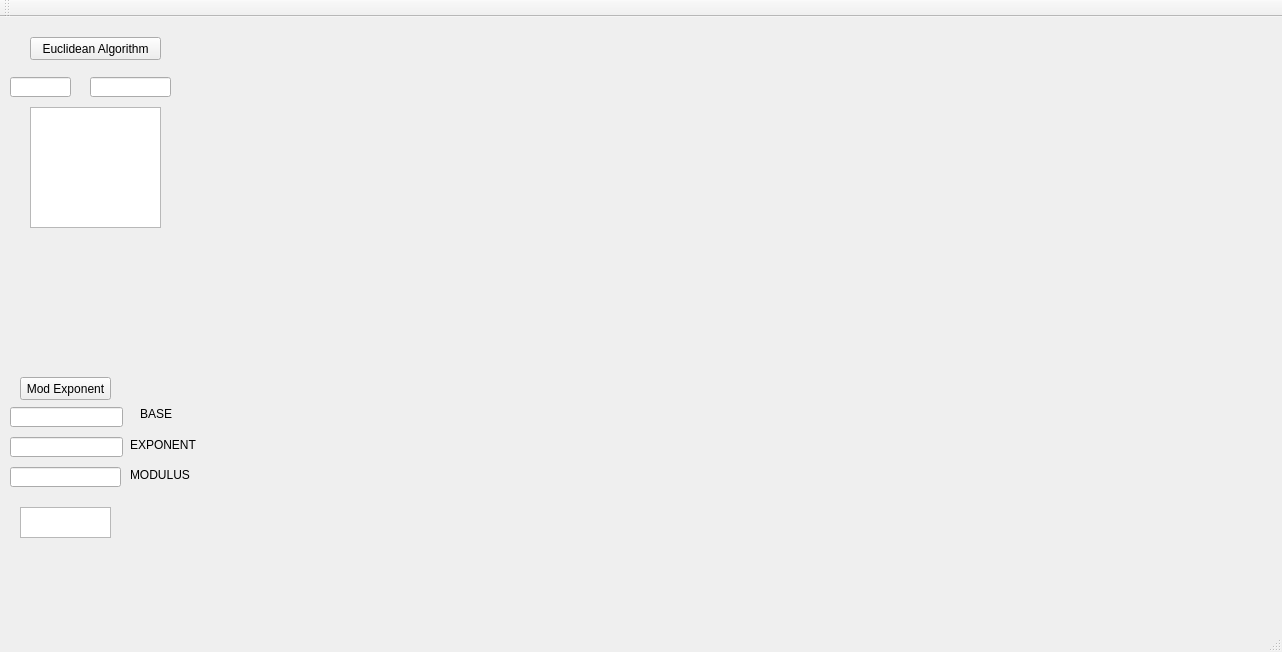
Before: the Qt Designer form mainwindow.ui in MidnightDrifter/NumTheoryGUIQT, drawn with Qt 5.
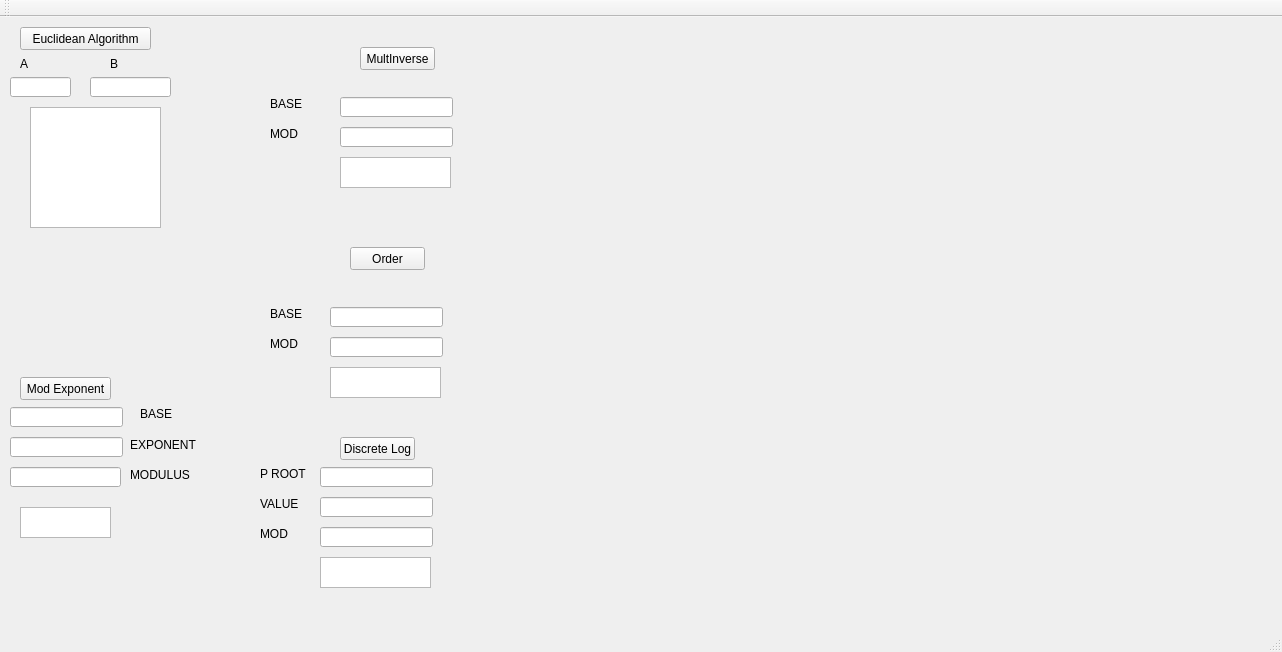
After: the same form once the commit is applied.

Commit message: Order, Discrete Log, and MultInv should be added in

```diff
--- a/mainwindow.ui
+++ b/mainwindow.ui
@@ -17,8 +17,8 @@
    <widget class="QPushButton" name="euclidAlg">
     <property name="geometry">
      <rect>
-      <x>30</x>
-      <y>20</y>
+      <x>20</x>
+      <y>10</y>
       <width>131</width>
       <height>23</height>
      </rect>
@@ -149,6 +149,262 @@
      </rect>
     </property>
    </widget>
+   <widget class="QPushButton" name="MultInverse">
+    <property name="geometry">
+     <rect>
+      <x>360</x>
+      <y>30</y>
+      <width>75</width>
+      <height>23</height>
+     </rect>
+    </property>
+    <property name="text">
+     <string>MultInverse</string>
+    </property>
+   </widget>
+   <widget class="QLineEdit" name="mInvBase">
+    <property name="geometry">
+     <rect>
+      <x>340</x>
+      <y>80</y>
+      <width>113</width>
+      <height>20</height>
+     </rect>
+    </property>
+   </widget>
+   <widget class="QLineEdit" name="mInvMod">
+    <property name="geometry">
+     <rect>
+      <x>340</x>
+      <y>110</y>
+      <width>113</width>
+      <height>20</height>
+     </rect>
+    </property>
+   </widget>
+   <widget class="QTextBrowser" name="mInvOut">
+    <property name="geometry">
+     <rect>
+      <x>340</x>
+      <y>140</y>
+      <width>111</width>
+      <height>31</height>
+     </rect>
+    </property>
+   </widget>
+   <widget class="QLabel" name="mInvBaseLabel">
+    <property name="geometry">
+     <rect>
+      <x>270</x>
+      <y>80</y>
+      <width>47</width>
+      <height>13</height>
+     </rect>
+    </property>
+    <property name="text">
+     <string>BASE</string>
+    </property>
+   </widget>
+   <widget class="QLabel" name="mInvModLabel">
+    <property name="geometry">
+     <rect>
+      <x>270</x>
+      <y>110</y>
+      <width>47</width>
+      <height>13</height>
+     </rect>
+    </property>
+    <property name="text">
+     <string>MOD</string>
+    </property>
+   </widget>
+   <widget class="QLabel" name="euclidAlgA">
+    <property name="geometry">
+     <rect>
+      <x>20</x>
+      <y>40</y>
+      <width>47</width>
+      <height>13</height>
+     </rect>
+    </property>
+    <property name="text">
+     <string>A</string>
+    </property>
+   </widget>
+   <widget class="QLabel" name="euclidAlgB">
+    <property name="geometry">
+     <rect>
+      <x>110</x>
+      <y>40</y>
+      <width>47</width>
+      <height>13</height>
+     </rect>
+    </property>
+    <property name="text">
+     <string>B</string>
+    </property>
+   </widget>
+   <widget class="QPushButton" name="order">
+    <property name="geometry">
+     <rect>
+      <x>350</x>
+      <y>230</y>
+      <width>75</width>
+      <height>23</height>
+     </rect>
+    </property>
+    <property name="text">
+     <string>Order</string>
+    </property>
+   </widget>
+   <widget class="QLineEdit" name="orderBase">
+    <property name="geometry">
+     <rect>
+      <x>330</x>
+      <y>290</y>
+      <width>113</width>
+      <height>20</height>
+     </rect>
+    </property>
+   </widget>
+   <widget class="QLineEdit" name="orderMod">
+    <property name="geometry">
+     <rect>
+      <x>330</x>
+      <y>320</y>
+      <width>113</width>
+      <height>20</height>
+     </rect>
+    </property>
+   </widget>
+   <widget class="QLabel" name="orderModLabel">
+    <property name="geometry">
+     <rect>
+      <x>270</x>
+      <y>320</y>
+      <width>47</width>
+      <height>13</height>
+     </rect>
+    </property>
+    <property name="text">
+     <string>MOD</string>
+    </property>
+   </widget>
+   <widget class="QLabel" name="orderBaseLabel">
+    <property name="geometry">
+     <rect>
+      <x>270</x>
+      <y>290</y>
+      <width>47</width>
+      <height>13</height>
+     </rect>
+    </property>
+    <property name="text">
+     <string>BASE</string>
+    </property>
+   </widget>
+   <widget class="QTextBrowser" name="orderOut">
+    <property name="geometry">
+     <rect>
+      <x>330</x>
+      <y>350</y>
+      <width>111</width>
+      <height>31</height>
+     </rect>
+    </property>
+   </widget>
+   <widget class="QPushButton" name="order_2">
+    <property name="geometry">
+     <rect>
+      <x>340</x>
+      <y>420</y>
+      <width>75</width>
+      <height>23</height>
+     </rect>
+    </property>
+    <property name="text">
+     <string>Discrete Log</string>
+    </property>
+   </widget>
+   <widget class="QLineEdit" name="discreteLogMod">
+    <property name="geometry">
+     <rect>
+      <x>320</x>
+      <y>510</y>
+      <width>113</width>
+      <height>20</height>
+     </rect>
+    </property>
+   </widget>
+   <widget class="QLineEdit" name="discreteLogValue">
+    <property name="geometry">
+     <rect>
+      <x>320</x>
+      <y>480</y>
+      <width>113</width>
+      <height>20</height>
+     </rect>
+    </property>
+   </widget>
+   <widget class="QLineEdit" name="discreteLogPRoot">
+    <property name="geometry">
+     <rect>
+      <x>320</x>
+      <y>450</y>
+      <width>113</width>
+      <height>20</height>
+     </rect>
+    </property>
+   </widget>
+   <widget class="QLabel" name="discreteLogModLabel">
+    <property name="geometry">
+     <rect>
+      <x>260</x>
+      <y>510</y>
+      <width>47</width>
+      <height>13</height>
+     </rect>
+    </property>
+    <property name="text">
+     <string>MOD</string>
+    </property>
+   </widget>
+   <widget class="QLabel" name="discreteLogValueLabel">
+    <property name="geometry">
+     <rect>
+      <x>260</x>
+      <y>480</y>
+      <width>47</width>
+      <height>13</height>
+     </rect>
+    </property>
+    <property name="text">
+     <string>VALUE</string>
+    </property>
+   </widget>
+   <widget class="QLabel" name="discreteLogPRootLabel">
+    <property name="geometry">
+     <rect>
+      <x>260</x>
+      <y>450</y>
+      <width>47</width>
+      <height>13</height>
+     </rect>
+    </property>
+    <property name="text">
+     <string>P ROOT</string>
+    </property>
+   </widget>
+   <widget class="QTextBrowser" name="discreteLogOut">
+    <property name="geometry">
+     <rect>
+      <x>320</x>
+      <y>540</y>
+      <width>111</width>
+      <height>31</height>
+     </rect>
+    </property>
+   </widget>
   </widget>
   <widget class="QMenuBar" name="menuBar">
    <property name="geometry">
```
Left out of the diff: 2 changed lines with no effect on the pictures. The commit also changes 2 other files.
